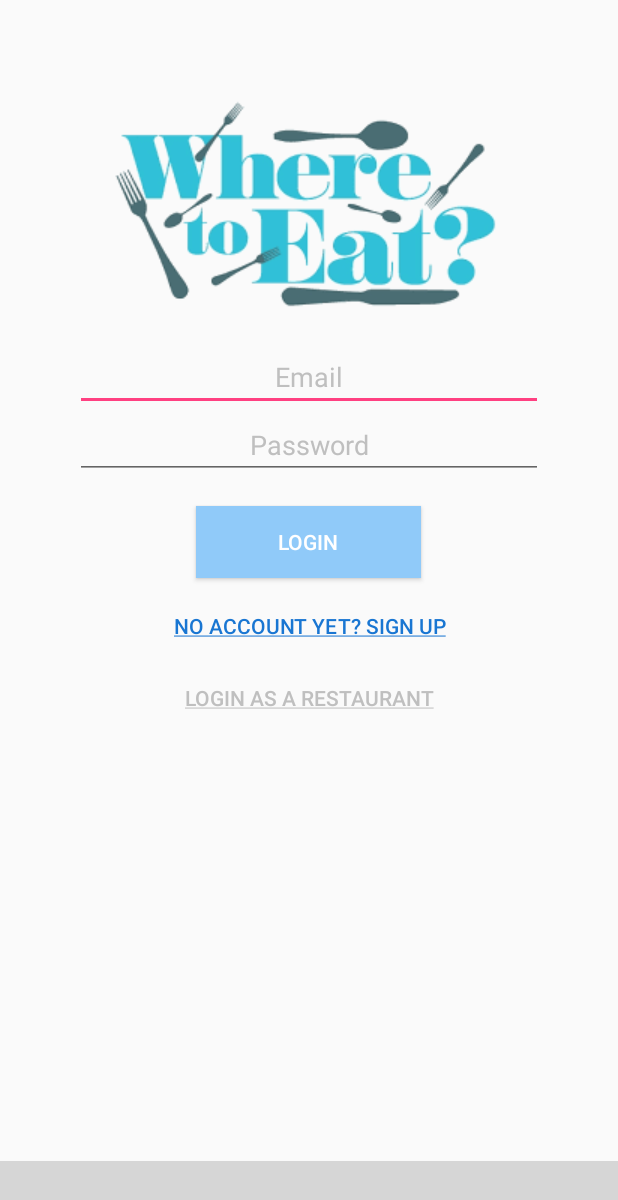
After one commit to HowfunHoo/Enroute_Eatery, an Android app: the layout activity_user_login.xml on its own in the app's theme, with its tools: preview values and no code run, on a phone screen of 412 x 824 dp. The commit adds this screen. Shown: the top 1200 px of the screen. Run offline under Robolectric (Android 15) with nearby library versions, the phone set to English and light mode, and no system bars; plain views replace BottomNavigationViewEx; grey boxes are pictures that could not be loaded.

Commit message:
user ui--done

```diff
--- /dev/null
+++ b/app/src/main/res/drawable/btnlogin.xml
@@ -0,0 +1,5 @@
+<?xml version="1.0" encoding="utf-8"?>
+<selector xmlns:android="http://schemas.android.com/apk/res/android">
+    <item android:drawable="@color/gary" android:state_pressed="true" />
+    <item android:drawable="@color/main" android:state_pressed="false" />
+</selector>
--- /dev/null
+++ b/app/src/main/res/layout/activity_user_login.xml
@@ -0,0 +1,117 @@
+<?xml version="1.0" encoding="utf-8"?>
+<LinearLayout
+    xmlns:android="http://schemas.android.com/apk/res/android"
+    xmlns:tools="http://schemas.android.com/tools"
+    android:layout_width="match_parent"
+    android:layout_height="match_parent"
+    tools:context="com.enroute.enroute.MapsActivity">
+    <RelativeLayout
+        android:layout_width="match_parent"
+        android:layout_height="match_parent">
+
+        <!--top bar-->
+        <LinearLayout
+            android:id="@+id/relLayout1"
+            android:orientation="vertical"
+            android:layout_width="match_parent"
+            android:layout_height="match_parent">
+            <LinearLayout
+                android:id="@+id/LoginForm"
+                android:layout_width="match_parent"
+                android:layout_height="wrap_content"
+                android:layout_marginBottom="50dp"
+                android:layout_marginEnd="30dp"
+                android:layout_marginStart="30dp"
+                android:orientation="vertical"
+                android:layout_marginTop="50dp">
+                <ImageView
+                    android:layout_height="match_parent"
+                    android:src="@drawable/download"
+                    android:layout_width="match_parent"
+                    android:layout_marginStart="30dp"
+                    />
+
+                <EditText
+                    android:id="@+id/LoginEmail"
+                    android:layout_width="match_parent"
+                    android:layout_height="40dp"
+                    android:layout_marginBottom="5dp"
+                    android:layout_marginEnd="20dp"
+                    android:layout_marginStart="20dp"
+                    android:ems="10"
+                    android:gravity="center"
+                    android:hint="Email"
+                    android:layout_marginTop="10dp"
+                    android:inputType="textEmailAddress"
+                    android:visibility="visible"
+                    android:textColorHint="@color/gary"
+                    />
+
+                <EditText
+                    android:id="@+id/LoginPassword"
+                    android:layout_width="match_parent"
+                    android:layout_height="40dp"
+
+                    android:layout_centerHorizontal="true"
+                    android:layout_marginBottom="10dp"
+                    android:layout_marginEnd="20dp"
+                    android:layout_marginStart="20dp"
+                    android:ems="10"
+                    android:gravity="center"
+                    android:hint="Password"
+                    android:inputType="textPassword"
+                    android:visibility="visible"
+                    android:textColorHint="@color/gary"
+                    />
+
+                <Button
+                    android:id="@+id/btn_Login"
+                    android:layout_width="150dp"
+                    android:layout_height="wrap_content"
+                    android:layout_gravity="center"
+                    android:layout_marginBottom="8dp"
+                    android:layout_marginEnd="8dp"
+                    android:layout_marginStart="8dp"
+                    android:layout_marginTop="8dp"
+                    android:background="@drawable/btnlogin"
+
+                    android:textColor="@android:color/white"
+                    android:gravity="center"
+                    android:text="Login"
+                    android:visibility="visible" />
+
+                <Button
+                    android:id="@+id/btn_signup_link"
+                    android:layout_width="fill_parent"
+                    android:layout_height="wrap_content"
+                    android:text="@string/btn_link_to_signup"
+                    android:background="@android:color/transparent"
+                    android:textColor="#1976D2"/>
+
+                <Button
+                    android:id="@+id/btn_rest_link"
+                    android:layout_width="fill_parent"
+                    android:layout_height="wrap_content"
+                    android:text="@string/btn_rest"
+                    android:background="@android:color/transparent"
+                    android:textColor="@color/gary"
+                    android:layout_marginBottom="30dp" />
+
+
+            </LinearLayout>
+
+
+        </LinearLayout>
+
+        <!--body-->
+        <RelativeLayout
+            android:layout_width="match_parent"
+            android:layout_height="match_parent"
+            android:id="@+id/relLayout2"
+            android:layout_below="@id/relLayout1">
+            <!--<include layout="@layout/m_layout_signin"/>-->
+        </RelativeLayout>
+        <!--buttom navigation-->
+        <include layout="@layout/layout_buttom_navigation_view"/>
+    </RelativeLayout>
+</LinearLayout>
--- a/app/src/main/res/values/strings.xml
+++ b/app/src/main/res/values/strings.xml
@@ -4,6 +4,8 @@
     <string name="user_profile">User Profile</string>
     <string name="home">Home</string>
     <string name="offers">Special Offers</string>
-
+    <string name="btn_link_to_signup"><u>No Account yet? Sign up</u></string>
+    <string name="btn_link_to_login"><u>Already have an Account? Sign in</u></string>
+    <string name="btn_rest"><u>Login as a restaurant</u></string>
 
 </resources>
```
Also changed, not shown: app/src/main/res/layout/activity_user.xml (added, +68 -0 lines), app/src/main/res/layout/activity_user_edit.xml (added, +14 -0 lines), app/src/main/res/layout/activity_user_sign_up.xml (added, +110 -0 lines), app/src/main/res/layout/layout_top_profilebar.xml (added, +44 -0 lines), app/src/main/res/drawable/download.png (added).
